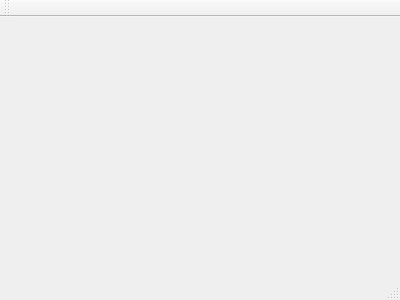
Gris87/SystemAnalyzer, file src/main/mainwindow.ui: the form before one commit.
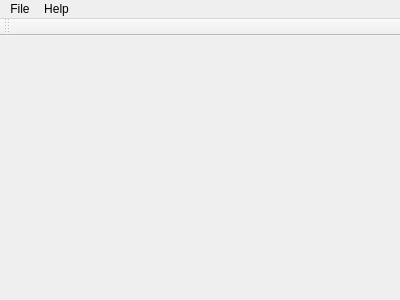
The form after the commit.

What changed in the file:
```diff
--- a/src/main/mainwindow.ui
+++ b/src/main/mainwindow.ui
@@ -12,13 +12,57 @@
   <property name="windowTitle" >
    <string>MainWindow</string>
   </property>
-  <widget class="QMenuBar" name="menuBar" />
-  <widget class="QToolBar" name="mainToolBar" />
-  <widget class="QWidget" name="centralWidget" />
-  <widget class="QStatusBar" name="statusBar" />
+  <widget class="QWidget" name="centralWidget"/>
+  <widget class="QMenuBar" name="menuBar">
+   <property name="geometry">
+    <rect>
+     <x>0</x>
+     <y>0</y>
+     <width>400</width>
+     <height>21</height>
+    </rect>
+   </property>
+   <widget class="QMenu" name="menuFile">
+    <property name="title">
+     <string>File</string>
+    </property>
+    <addaction name="actionExit"/>
+   </widget>
+   <widget class="QMenu" name="menuHelp">
+    <property name="title">
+     <string>Help</string>
+    </property>
+    <addaction name="actionAbout"/>
+   </widget>
+   <addaction name="menuFile"/>
+   <addaction name="menuHelp"/>
+  </widget>
+  <widget class="QToolBar" name="mainToolBar">
+   <attribute name="toolBarArea">
+    <enum>TopToolBarArea</enum>
+   </attribute>
+   <attribute name="toolBarBreak">
+    <bool>false</bool>
+   </attribute>
+  </widget>
+  <action name="actionExit">
+   <property name="text">
+    <string>Exit</string>
+   </property>
+   <property name="shortcut">
+    <string>Alt+X</string>
+   </property>
+  </action>
+  <action name="actionAbout">
+   <property name="text">
+    <string>About</string>
+   </property>
+   <property name="shortcut">
+    <string>F1</string>
+   </property>
+  </action>
  </widget>
- <layoutDefault spacing="6" margin="11" />
- <pixmapfunction></pixmapfunction>
+ <layoutdefault spacing="6" margin="11"/>
  <resources/>
  <connections/>
 </ui>
```
Left out of the diff: 7 changed lines with no effect on the pictures.
